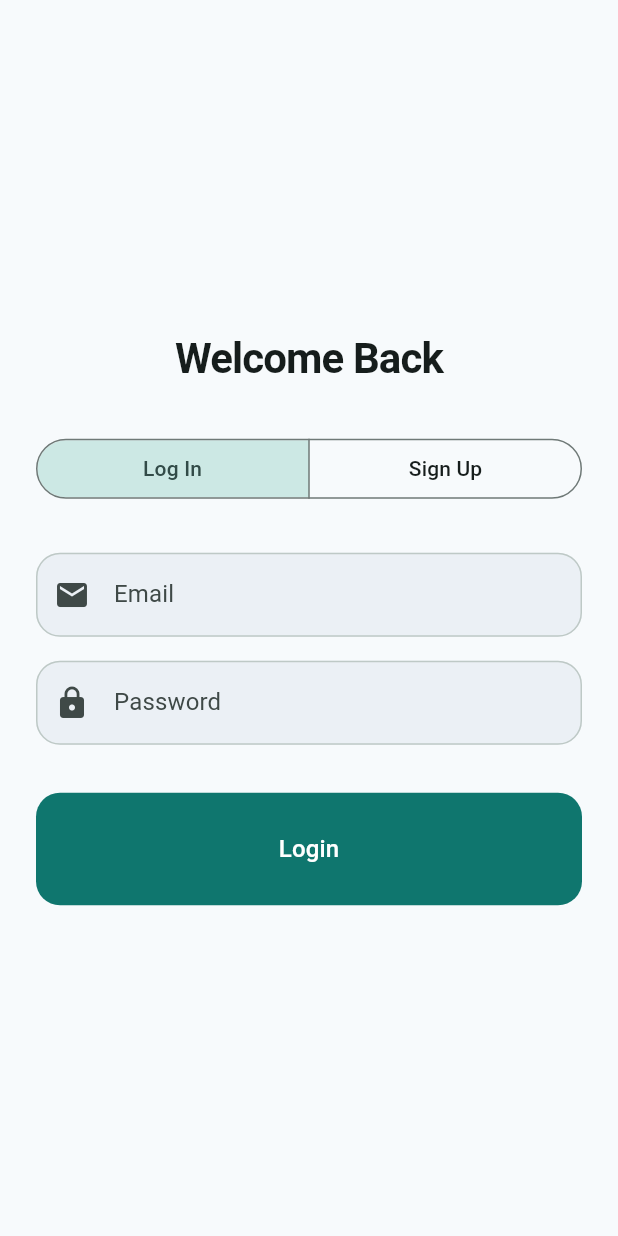
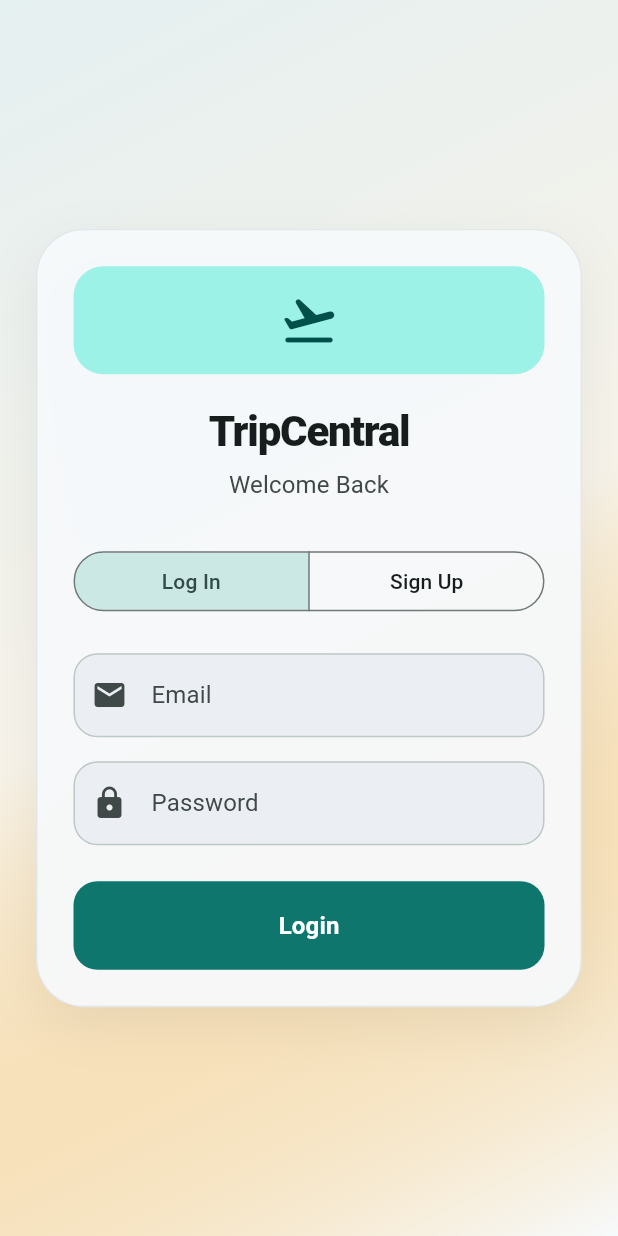
Before and after one commit to Rafee-M/TripCentral, a Flutter app: the screen it shows after launch, on a phone screen of 412 x 824 dp. Run offline on Flutter 3.47's test engine with Material 3 defaults, Android fonts, the phone set to English and light mode, and no system bars; our stand-ins replace flutter_dotenv, google_maps_flutter, supabase_flutter; missing offline and left inert: google_places_sdk_plus; accounts and stored records are empty.

Commit message:
feat(auth): restyle auth screen

```diff
--- a/lib/features/auth/ui/auth_screen.dart
+++ b/lib/features/auth/ui/auth_screen.dart
@@ -44,7 +44,9 @@ class _AuthScreenState extends State<AuthScreen> {
     if (selected.isEmpty) return;
     setState(() {
       _authMode = selected.first;
-      _strategy = _authMode == AuthMode.login ? LoginStrategy() : SignUpStrategy();
+      _strategy = _authMode == AuthMode.login
+          ? LoginStrategy()
+          : SignUpStrategy();
       // Clear secondary fields
       _usernameController.clear();
       _displayNameController.clear();
@@ -70,7 +72,11 @@ class _AuthScreenState extends State<AuthScreen> {
       if (_authMode == AuthMode.signUp) {
         // App expects email confirmation ON in settings config.
         ScaffoldMessenger.of(context).showSnackBar(
-          const SnackBar(content: Text('Registration successful! Please check your email to verify your account.')),
+          const SnackBar(
+            content: Text(
+              'Registration successful! Please check your email to verify your account.',
+            ),
+          ),
         );
         _onModeChanged({AuthMode.login}); // Slide back to login seamless!
       } else {
@@ -85,13 +91,22 @@ class _AuthScreenState extends State<AuthScreen> {
       }
     } on AuthException catch (e) {
       if (!mounted) return;
-      ScaffoldMessenger.of(context).showSnackBar(SnackBar(content: Text(e.message), backgroundColor: Colors.red));
+      ScaffoldMessenger.of(context).showSnackBar(
+        SnackBar(content: Text(e.message), backgroundColor: Colors.red),
+      );
     } on PostgrestException catch (e) {
       if (!mounted) return;
-      ScaffoldMessenger.of(context).showSnackBar(SnackBar(content: Text('Database error: ${e.message}'), backgroundColor: Colors.red));
+      ScaffoldMessenger.of(context).showSnackBar(
+        SnackBar(
+          content: Text('Database error: ${e.message}'),
+          backgroundColor: Colors.red,
+        ),
+      );
     } catch (e) {
       if (!mounted) return;
-      ScaffoldMessenger.of(context).showSnackBar(SnackBar(content: Text(e.toString()), backgroundColor: Colors.red));
+      ScaffoldMessenger.of(context).showSnackBar(
+        SnackBar(content: Text(e.toString()), backgroundColor: Colors.red),
+      );
     } finally {
       if (mounted) setState(() => _isLoading = false);
     }
@@ -102,38 +117,98 @@ class _AuthScreenState extends State<AuthScreen> {
     final theme = Theme.of(context);
 
     return Scaffold(
-      body: Center(
+      body: Container(
+        decoration: BoxDecoration(
+          gradient: LinearGradient(
+            begin: Alignment.topLeft,
+            end: Alignment.bottomRight,
+            colors: [
+              theme.colorScheme.primary.withValues(alpha: 0.08),
+              theme.colorScheme.secondary.withValues(alpha: 0.08),
+              theme.colorScheme.surface,
+            ],
+          ),
+        ),
+        child: SafeArea(
+          child: Center(
             child: SingleChildScrollView(
               padding: const EdgeInsets.all(24.0),
               child: ConstrainedBox(
-            constraints: const BoxConstraints(maxWidth: 400),
+                constraints: const BoxConstraints(maxWidth: 460),
+                child: Container(
+                  padding: const EdgeInsets.all(24),
+                  decoration: BoxDecoration(
+                    color: theme.colorScheme.surface.withValues(alpha: 0.92),
+                    borderRadius: BorderRadius.circular(32),
+                    border: Border.all(
+                      color: theme.colorScheme.outlineVariant.withValues(
+                        alpha: 0.35,
+                      ),
+                    ),
+                    boxShadow: [
+                      BoxShadow(
+                        color: Colors.black.withValues(alpha: 0.06),
+                        blurRadius: 30,
+                        offset: const Offset(0, 12),
+                      ),
+                    ],
+                  ),
                   child: Column(
                     crossAxisAlignment: CrossAxisAlignment.stretch,
                     mainAxisAlignment: MainAxisAlignment.center,
                     children: [
+                      Container(
+                        padding: const EdgeInsets.all(16),
+                        decoration: BoxDecoration(
+                          color: theme.colorScheme.primaryContainer,
+                          borderRadius: BorderRadius.circular(20),
+                        ),
+                        child: Icon(
+                          Icons.flight_takeoff_rounded,
+                          size: 40,
+                          color: theme.colorScheme.onPrimaryContainer,
+                        ),
+                      ),
+                      const SizedBox(height: 20),
+                      Text(
+                        'TripCentral',
+                        style: theme.textTheme.headlineMedium?.copyWith(
+                          fontWeight: FontWeight.w800,
+                          letterSpacing: -0.8,
+                        ),
+                        textAlign: TextAlign.center,
+                      ),
+                      const SizedBox(height: 6),
                       Text(
                         _strategy.title,
-                  style: theme.textTheme.headlineMedium?.copyWith(fontWeight: FontWeight.bold),
+                        style: theme.textTheme.bodyLarge?.copyWith(
+                          color: theme.colorScheme.onSurfaceVariant,
+                        ),
                         textAlign: TextAlign.center,
                       ),
-                const SizedBox(height: 32),
+                      const SizedBox(height: 28),
 
-                // Seamless Segmented Selector for Mode
                       SegmentedButton<AuthMode>(
                         segments: const [
-                    ButtonSegment(value: AuthMode.login, label: Text('Log In')),
-                    ButtonSegment(value: AuthMode.signUp, label: Text('Sign Up')),
+                          ButtonSegment(
+                            value: AuthMode.login,
+                            label: Text('Log In'),
+                          ),
+                          ButtonSegment(
+                            value: AuthMode.signUp,
+                            label: Text('Sign Up'),
+                          ),
                         ],
                         selected: {_authMode},
                         onSelectionChanged: _onModeChanged,
                         showSelectedIcon: false,
                       ),
-                const SizedBox(height: 32),
+                      const SizedBox(height: 24),
 
                       Form(
                         key: _formKey,
                         child: AnimatedSwitcher(
-                    duration: const Duration(milliseconds: 300),
+                          duration: const Duration(milliseconds: 250),
                           child: Column(
                             key: ValueKey(_authMode),
                             children: _strategy.buildFields(
@@ -145,7 +220,7 @@ class _AuthScreenState extends State<AuthScreen> {
                           ),
                         ),
                       ),
-                const SizedBox(height: 32),
+                      const SizedBox(height: 24),
 
                       if (_isLoading)
                         const Center(child: CircularProgressIndicator())
@@ -153,8 +228,14 @@ class _AuthScreenState extends State<AuthScreen> {
                         FilledButton(
                           onPressed: _submitForm,
                           child: Padding(
-                      padding: const EdgeInsets.all(12.0),
-                      child: Text(_strategy.submitButtonText, style: const TextStyle(fontSize: 16)),
+                            padding: const EdgeInsets.symmetric(vertical: 4),
+                            child: Text(
+                              _strategy.submitButtonText,
+                              style: const TextStyle(
+                                fontSize: 16,
+                                fontWeight: FontWeight.w700,
+                              ),
+                            ),
                           ),
                         ),
                     ],
@@ -162,6 +243,9 @@ class _AuthScreenState extends State<AuthScreen> {
                 ),
               ),
             ),
+          ),
+        ),
+      ),
     );
   }
 }
```
Lines whose indentation alone changed are shown as unchanged.
